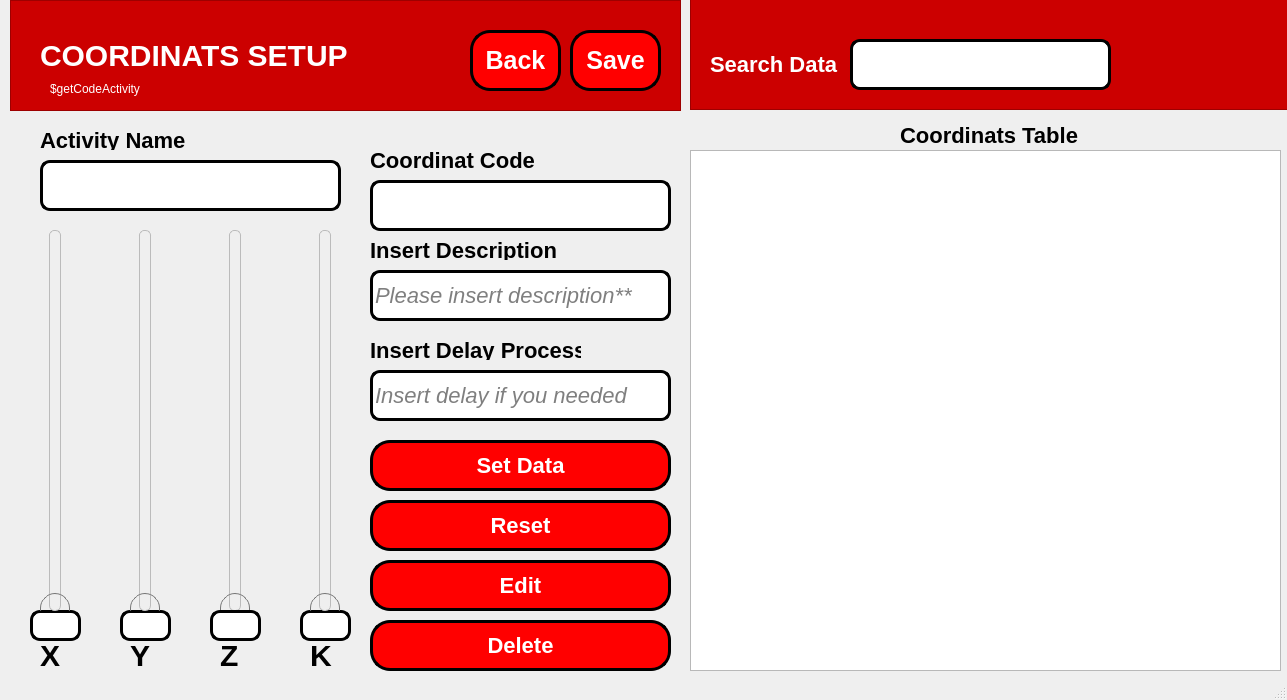
This is view.ui in marsel23xxx/rpa-stoneguard as Qt 5 draws it before an edit. The edited form follows.
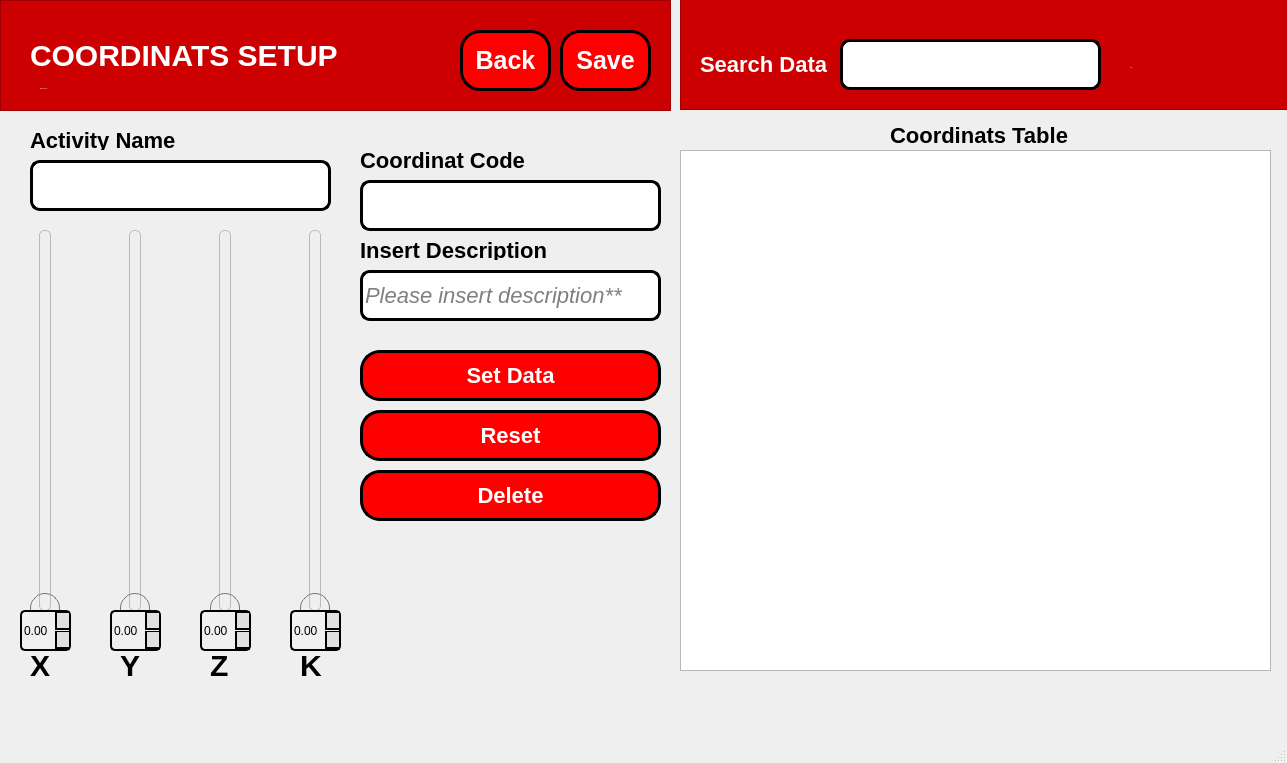
This is the edited form. The open tabs and pages were chosen to show the change.

```diff
--- a/view.ui
+++ b/view.ui
@@ -7,7 +7,7 @@
     <x>0</x>
     <y>0</y>
     <width>1287</width>
-    <height>700</height>
+    <height>763</height>
    </rect>
   </property>
   <property name="windowTitle">
@@ -17,7 +17,7 @@
    <widget class="QStackedWidget" name="stackedWidget">
     <property name="geometry">
      <rect>
-      <x>10</x>
+      <x>0</x>
       <y>0</y>
       <width>1290</width>
       <height>691</height>
@@ -757,7 +757,7 @@
       <property name="geometry">
        <rect>
         <x>30</x>
-        <y>640</y>
+        <y>650</y>
         <width>31</width>
         <height>31</height>
        </rect>
@@ -776,22 +776,6 @@
        <number>5</number>
       </property>
      </widget>
-     <widget class="QLineEdit" name="txtIntegrationX">
-      <property name="geometry">
-       <rect>
-        <x>20</x>
-        <y>610</y>
-        <width>51</width>
-        <height>31</height>
-       </rect>
-      </property>
-      <property name="styleSheet">
-       <string notr="true">QLineEdit {
-	border-radius: 10px;
-	border: 3px solid black;
-}</string>
-      </property>
-     </widget>
      <widget class="QFrame" name="frame_2">
       <property name="geometry">
        <rect>
@@ -965,6 +949,11 @@
          <height>17</height>
         </rect>
        </property>
+       <property name="styleSheet">
+        <string notr="true">QLabel {
+	font-size: 1px;
+}</string>
+       </property>
        <property name="text">
         <string>$getCodeActivity</string>
        </property>
@@ -974,7 +963,7 @@
       <property name="geometry">
        <rect>
         <x>360</x>
-        <y>440</y>
+        <y>350</y>
         <width>301</width>
         <height>51</height>
        </rect>
@@ -1042,22 +1031,6 @@
        </rect>
       </property>
      </widget>
-     <widget class="QLineEdit" name="txtIntegrationY">
-      <property name="geometry">
-       <rect>
-        <x>110</x>
-        <y>610</y>
-        <width>51</width>
-        <height>31</height>
-       </rect>
-      </property>
-      <property name="styleSheet">
-       <string notr="true">QLineEdit {
-	border-radius: 10px;
-	border: 3px solid black;
-}</string>
-      </property>
-     </widget>
      <widget class="QLabel" name="label_7">
       <property name="geometry">
        <rect>
@@ -1230,7 +1203,7 @@
       <property name="geometry">
        <rect>
         <x>360</x>
-        <y>500</y>
+        <y>410</y>
         <width>301</width>
         <height>51</height>
        </rect>
@@ -1288,84 +1261,6 @@
        <bool>false</bool>
       </property>
      </widget>
-     <widget class="QLineEdit" name="txtIntegrationK">
-      <property name="geometry">
-       <rect>
-        <x>290</x>
-        <y>610</y>
-        <width>51</width>
-        <height>31</height>
-       </rect>
-      </property>
-      <property name="styleSheet">
-       <string notr="true">QLineEdit {
-	border-radius: 10px;
-	border: 3px solid black;
-}</string>
-      </property>
-     </widget>
-     <widget class="QPushButton" name="btIntegrationEdit">
-      <property name="geometry">
-       <rect>
-        <x>360</x>
-        <y>560</y>
-        <width>301</width>
-        <height>51</height>
-       </rect>
-      </property>
-      <property name="cursor">
-       <cursorShape>PointingHandCursor</cursorShape>
-      </property>
-      <property name="layoutDirection">
-       <enum>Qt::LeftToRight</enum>
-      </property>
-      <property name="styleSheet">
-       <string notr="true">QPushButton {
-	border-radius: 20px;
-	background: red;
-	color: white;
-	font-weight: bold;
-	font-size: 22px;
-	border: 3px solid black;
-  	text-align: center;
-}
-
-QPushButton:hover {
-    background: qradialgradient(
-        cx: 0.3, cy: -0.4, fx: 0.3, fy: -0.4,
-        radius: 1.35, stop: 0 #fff, stop: 1 #bbb
-        );
-	color: black;
-	border: 3px solid black;
-    }
-
-QPushButton:pressed {
-    border-style: inset;
-    background: qradialgradient(
-        cx: 0.4, cy: -0.1, fx: 0.4, fy: -0.1,
-        radius: 1.35, stop: 0 #fff, stop: 1 #ddd
-        );
-    }
-
-QPushButton::icon {
-    margin-bottom: 5px; 
-}
-
-</string>
-      </property>
-      <property name="text">
-       <string>Edit</string>
-      </property>
-      <property name="iconSize">
-       <size>
-        <width>50</width>
-        <height>100</height>
-       </size>
-      </property>
-      <property name="flat">
-       <bool>false</bool>
-      </property>
-     </widget>
      <widget class="QSlider" name="slIntegrationK">
       <property name="geometry">
        <rect>
@@ -1407,72 +1302,11 @@
        <number>5</number>
       </property>
      </widget>
-     <widget class="QLineEdit" name="txtIntegrationZ">
-      <property name="geometry">
-       <rect>
-        <x>200</x>
-        <y>610</y>
-        <width>51</width>
-        <height>31</height>
-       </rect>
-      </property>
-      <property name="styleSheet">
-       <string notr="true">QLineEdit {
-	border-radius: 10px;
-	border: 3px solid black;
-}</string>
-      </property>
-     </widget>
-     <widget class="QLineEdit" name="txtIntegrationDelay">
-      <property name="geometry">
-       <rect>
-        <x>360</x>
-        <y>370</y>
-        <width>301</width>
-        <height>51</height>
-       </rect>
-      </property>
-      <property name="styleSheet">
-       <string notr="true">QLineEdit {
-	border-radius: 10px;
-	border: 3px solid black;
-	font-style:italic;
-	font-size: 22px;
-}
-</string>
-      </property>
-      <property name="text">
-       <string/>
-      </property>
-      <property name="placeholderText">
-       <string>Insert delay if you needed</string>
-      </property>
-     </widget>
-     <widget class="QLabel" name="label_55">
-      <property name="geometry">
-       <rect>
-        <x>360</x>
-        <y>340</y>
-        <width>211</width>
-        <height>20</height>
-       </rect>
-      </property>
-      <property name="styleSheet">
-       <string notr="true">QLabel {
-	font-weight: bold;
-	color: black;
-	font-size: 22px;
-}</string>
-      </property>
-      <property name="text">
-       <string>Insert Delay Process</string>
-      </property>
-     </widget>
      <widget class="QPushButton" name="btIntegrationHapus">
       <property name="geometry">
        <rect>
         <x>360</x>
-        <y>620</y>
+        <y>470</y>
         <width>301</width>
         <height>51</height>
        </rect>
@@ -1588,6 +1422,24 @@
 }</string>
        </property>
       </widget>
+      <widget class="QLabel" name="txtIntegrationDelay">
+       <property name="geometry">
+        <rect>
+         <x>450</x>
+         <y>60</y>
+         <width>81</width>
+         <height>17</height>
+        </rect>
+       </property>
+       <property name="styleSheet">
+        <string notr="true">QLabel {
+	font-size: 1px;
+}</string>
+       </property>
+       <property name="text">
+        <string>hello</string>
+       </property>
+      </widget>
      </widget>
      <widget class="QLabel" name="label_11">
       <property name="geometry">
@@ -1661,7 +1513,7 @@
       <property name="geometry">
        <rect>
         <x>120</x>
-        <y>640</y>
+        <y>650</y>
         <width>31</width>
         <height>31</height>
        </rect>
@@ -1684,7 +1536,7 @@
       <property name="geometry">
        <rect>
         <x>210</x>
-        <y>640</y>
+        <y>650</y>
         <width>31</width>
         <height>31</height>
        </rect>
@@ -1707,7 +1559,7 @@
       <property name="geometry">
        <rect>
         <x>300</x>
-        <y>640</y>
+        <y>650</y>
         <width>31</width>
         <height>31</height>
        </rect>
@@ -1774,6 +1626,238 @@
        <string>Activity Name</string>
       </property>
      </widget>
+     <widget class="QDoubleSpinBox" name="txtIntegrationX">
+      <property name="geometry">
+       <rect>
+        <x>20</x>
+        <y>610</y>
+        <width>51</width>
+        <height>41</height>
+       </rect>
+      </property>
+      <property name="styleSheet">
+       <string notr="true">QDoubleSpinBox {
+    background-color: #f0f0f0;
+    border: 2px solid black;
+    font-size: 12px;
+	border-radius: 5px;
+}
+
+QDoubleSpinBox::up-button, QDoubleSpinBox::down-button {
+    background-color: #e0e0e0;
+    width: 12px;
+    height: 15px;
+    border: 2px solid black;
+    border-left-width: 2px;
+	border-right-width: 0px;
+	border-bottom-width: 2px;
+	border-top-width: 1px;
+}
+
+QDoubleSpinBox::up-button:hover, QDoubleSpinBox::down-button:hover {
+    background-color: #c0c0c0;
+}
+
+QDoubleSpinBox::up-arrow, QDoubleSpinBox::down-arrow {
+    color: black;
+}
+
+QDoubleSpinBox::up-arrow:enabled, QDoubleSpinBox::down-arrow:enabled {
+    color: black;
+}
+
+QDoubleSpinBox::up-arrow:disabled, QDoubleSpinBox::down-arrow:disabled {
+    color: #999;
+}
+
+
+QDoubleSpinBox::up-arrow {
+    subcontrol-position: top right;
+}
+
+QDoubleSpinBox::down-arrow {
+    subcontrol-position: bottom right;
+}
+</string>
+      </property>
+      <property name="maximum">
+       <double>700.000000000000000</double>
+      </property>
+     </widget>
+     <widget class="QDoubleSpinBox" name="txtIntegrationY">
+      <property name="geometry">
+       <rect>
+        <x>110</x>
+        <y>610</y>
+        <width>51</width>
+        <height>41</height>
+       </rect>
+      </property>
+      <property name="styleSheet">
+       <string notr="true">QDoubleSpinBox {
+    background-color: #f0f0f0;
+    border: 2px solid black;
+    font-size: 12px;
+	border-radius: 5px;
+}
+
+QDoubleSpinBox::up-button, QDoubleSpinBox::down-button {
+    background-color: #e0e0e0;
+    width: 12px;
+    height: 15px;
+    border: 2px solid black;
+    border-left-width: 2px;
+	border-right-width: 0px;
+	border-bottom-width: 2px;
+	border-top-width: 1px;
+}
+
+QDoubleSpinBox::up-button:hover, QDoubleSpinBox::down-button:hover {
+    background-color: #c0c0c0;
+}
+
+QDoubleSpinBox::up-arrow, QDoubleSpinBox::down-arrow {
+    color: black;
+}
+
+QDoubleSpinBox::up-arrow:enabled, QDoubleSpinBox::down-arrow:enabled {
+    color: black;
+}
+
+QDoubleSpinBox::up-arrow:disabled, QDoubleSpinBox::down-arrow:disabled {
+    color: #999;
+}
+
+
+QDoubleSpinBox::up-arrow {
+    subcontrol-position: top right;
+}
+
+QDoubleSpinBox::down-arrow {
+    subcontrol-position: bottom right;
+}
+</string>
+      </property>
+      <property name="maximum">
+       <double>3500.000000000000000</double>
+      </property>
+     </widget>
+     <widget class="QDoubleSpinBox" name="txtIntegrationZ">
+      <property name="geometry">
+       <rect>
+        <x>200</x>
+        <y>610</y>
+        <width>51</width>
+        <height>41</height>
+       </rect>
+      </property>
+      <property name="styleSheet">
+       <string notr="true">QDoubleSpinBox {
+    background-color: #f0f0f0;
+    border: 2px solid black;
+    font-size: 12px;
+	border-radius: 5px;
+}
+
+QDoubleSpinBox::up-button, QDoubleSpinBox::down-button {
+    background-color: #e0e0e0;
+    width: 12px;
+    height: 15px;
+    border: 2px solid black;
+    border-left-width: 2px;
+	border-right-width: 0px;
+	border-bottom-width: 2px;
+	border-top-width: 1px;
+}
+
+QDoubleSpinBox::up-button:hover, QDoubleSpinBox::down-button:hover {
+    background-color: #c0c0c0;
+}
+
+QDoubleSpinBox::up-arrow, QDoubleSpinBox::down-arrow {
+    color: black;
+}
+
+QDoubleSpinBox::up-arrow:enabled, QDoubleSpinBox::down-arrow:enabled {
+    color: black;
+}
+
+QDoubleSpinBox::up-arrow:disabled, QDoubleSpinBox::down-arrow:disabled {
+    color: #999;
+}
+
+
+QDoubleSpinBox::up-arrow {
+    subcontrol-position: top right;
+}
+
+QDoubleSpinBox::down-arrow {
+    subcontrol-position: bottom right;
+}
+</string>
+      </property>
+      <property name="maximum">
+       <double>80.000000000000000</double>
+      </property>
+     </widget>
+     <widget class="QDoubleSpinBox" name="txtIntegrationK">
+      <property name="geometry">
+       <rect>
+        <x>290</x>
+        <y>610</y>
+        <width>51</width>
+        <height>41</height>
+       </rect>
+      </property>
+      <property name="styleSheet">
+       <string notr="true">QDoubleSpinBox {
+    background-color: #f0f0f0;
+    border: 2px solid black;
+    font-size: 12px;
+	border-radius: 5px;
+}
+
+QDoubleSpinBox::up-button, QDoubleSpinBox::down-button {
+    background-color: #e0e0e0;
+    width: 12px;
+    height: 15px;
+    border: 2px solid black;
+    border-left-width: 2px;
+	border-right-width: 0px;
+	border-bottom-width: 2px;
+	border-top-width: 1px;
+}
+
+QDoubleSpinBox::up-button:hover, QDoubleSpinBox::down-button:hover {
+    background-color: #c0c0c0;
+}
+
+QDoubleSpinBox::up-arrow, QDoubleSpinBox::down-arrow {
+    color: black;
+}
+
+QDoubleSpinBox::up-arrow:enabled, QDoubleSpinBox::down-arrow:enabled {
+    color: black;
+}
+
+QDoubleSpinBox::up-arrow:disabled, QDoubleSpinBox::down-arrow:disabled {
+    color: #999;
+}
+
+
+QDoubleSpinBox::up-arrow {
+    subcontrol-position: top right;
+}
+
+QDoubleSpinBox::down-arrow {
+    subcontrol-position: bottom right;
+}
+</string>
+      </property>
+      <property name="maximum">
+       <double>850.000000000000000</double>
+      </property>
+     </widget>
     </widget>
     <widget class="QWidget" name="saveActivity_4">
      <widget class="QFrame" name="frame_8">
```
Left out of the diff: 43 changed lines with no effect on the pictures.
